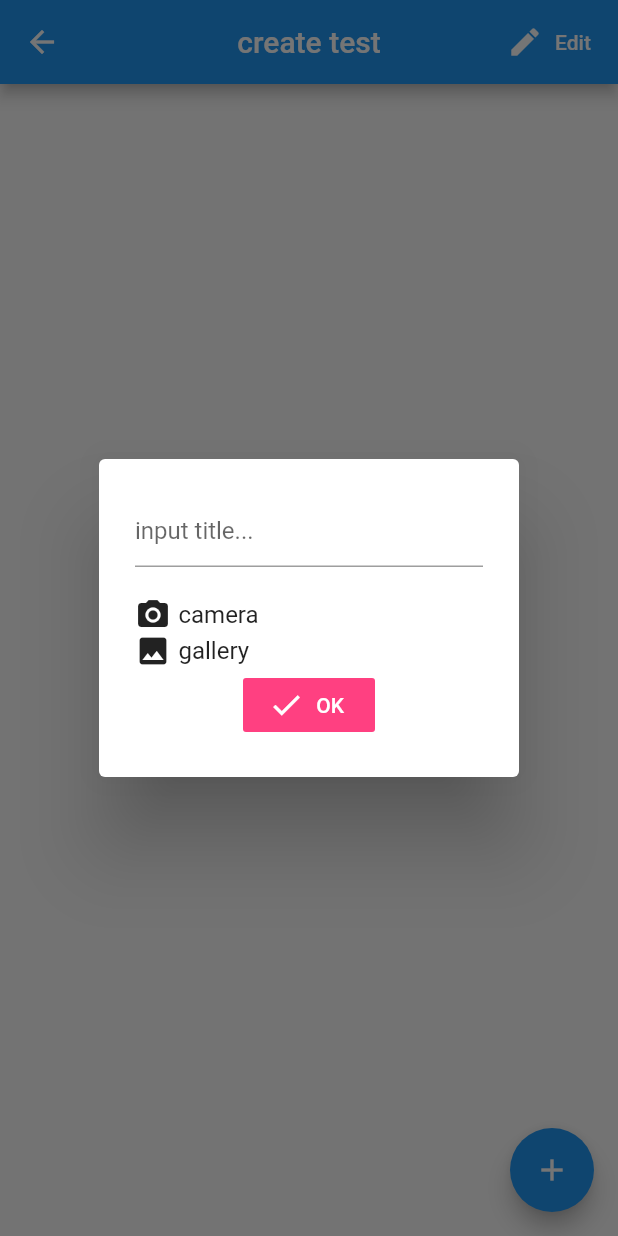
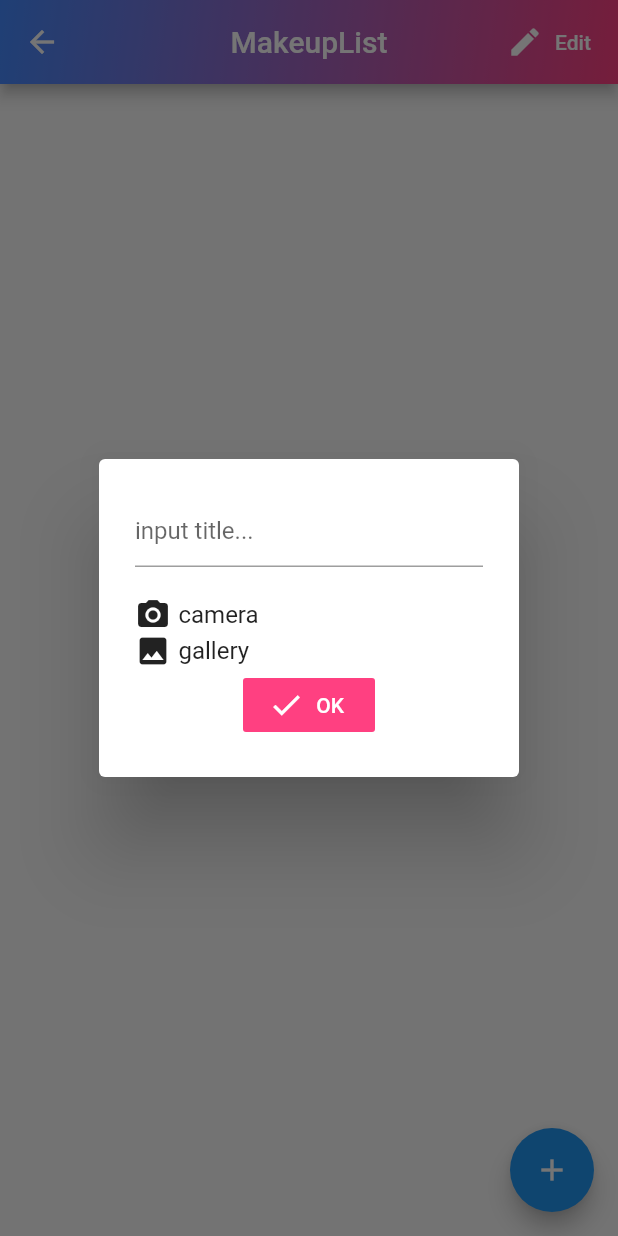
Before and after one commit to harunonsystem/makeuplist, a Flutter app: the CardCreate screen opened by its route, after a tap on the "add" icon, on a phone screen of 412 x 824 dp. Run offline on Flutter 3.47's test engine with Material 2 defaults, Android fonts, the light colour scheme and no system bars; our stand-ins replace cloud_firestore, firebase_auth, google_sign_in, image_picker, splashscreen; accounts and stored records are empty.

Commit message:
git commit -m "style: bug fix"

```diff
--- a/lib/card_create.dart
+++ b/lib/card_create.dart
@@ -39,8 +39,16 @@ class _CreateState extends State<CardCreate> {
   Widget build(BuildContext ctxt) {
     return new Scaffold(
       appBar: AppBar(
-        title: const Text('create test'),
+        backgroundColor: Colors.pinkAccent,
         centerTitle: true,
+        title: Text('MakeupList'),
+        flexibleSpace: Container(
+          decoration: BoxDecoration(
+              gradient: LinearGradient(
+                  begin: Alignment.topLeft,
+                  end: Alignment.bottomRight,
+                  colors: <Color>[Colors.blueAccent, Colors.pinkAccent])),
+        ),
         actions: <Widget>[
           FlatButton.icon(
               onPressed: () {},
@@ -57,13 +65,12 @@ class _CreateState extends State<CardCreate> {
       floatingActionButton: FloatingActionButton(
         child: Icon(Icons.add),
         onPressed: addPanel,
+        backgroundColor: Colors.blue,
       ),
       body: new Column(children: <Widget>[
         new Expanded(
           child: Center(
-            child: _image == null
-                ? Text('no data')
-                : Image.file(_image),
+            child: _image == null ? Text('no data') : Image.file(_image),
           ),
         )
       ]),
```
